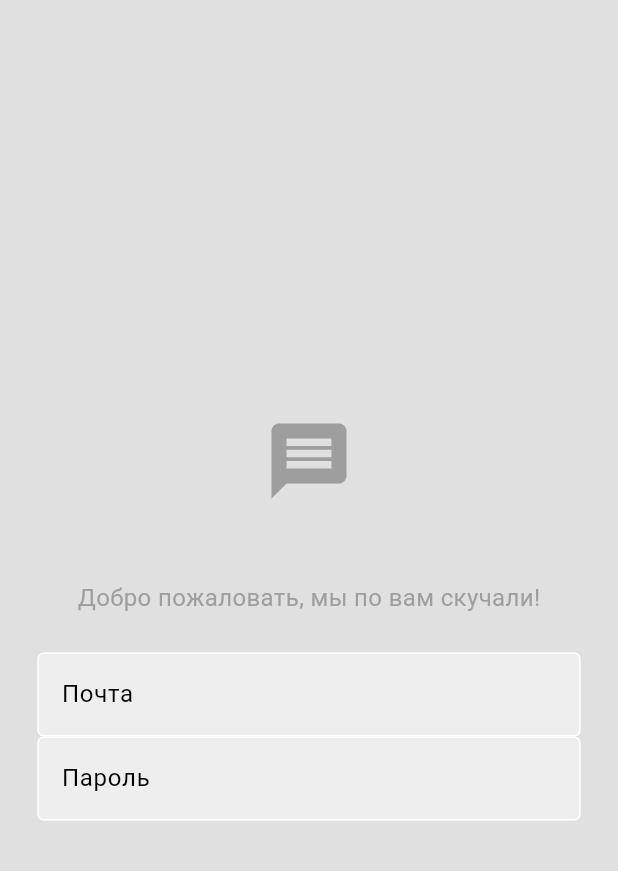
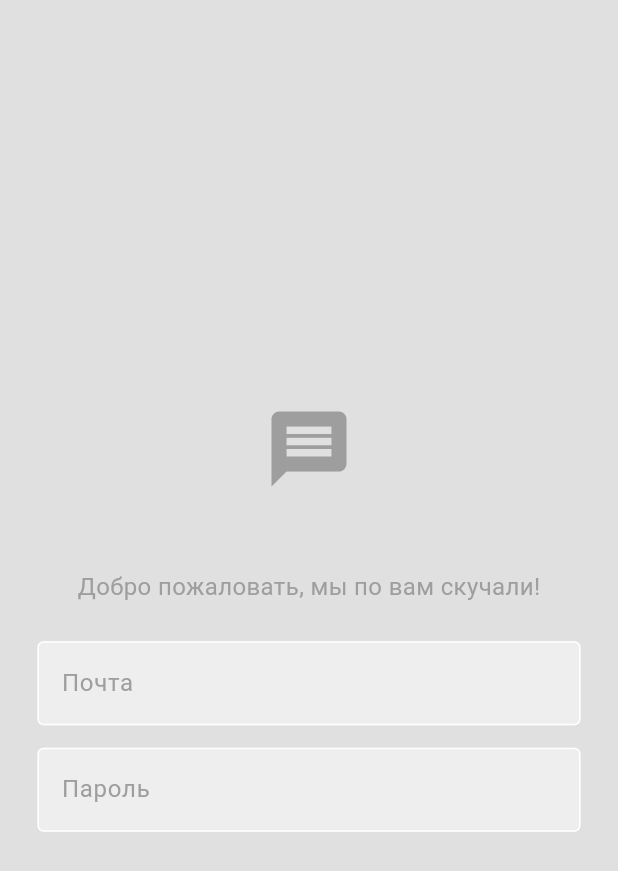
Before and after one commit to kol4egraf0-0/chat_app_dinopr, a Flutter app: the screen it shows after launch, on a phone screen of 412 x 824 dp. Shown: the top 871 px of the screen. Run offline on Flutter 3.47's test engine with Material 3 defaults, Android fonts, the phone set to English and light mode, and no system bars.

Commit message:
edittext update

```diff
--- a/lib/components/my_textfield.dart
+++ b/lib/components/my_textfield.dart
@@ -2,9 +2,13 @@ import 'package:flutter/material.dart';
 
 class MyTextField extends StatelessWidget{
   final String hintText;
+  final bool obscureText;
+
   const MyTextField({
     super.key,
-    required this.hintText});
+    required this.hintText,
+    required this.obscureText
+    });
 
   @override
   Widget build(BuildContext context)
@@ -12,6 +16,7 @@ class MyTextField extends StatelessWidget{
     return Padding(
       padding: const EdgeInsets.symmetric(horizontal: 25.0),
       child: TextField(
+        obscureText: obscureText,
         decoration: InputDecoration(
           enabledBorder: OutlineInputBorder(
             borderSide: BorderSide(color: Theme.of(context).colorScheme.tertiary),
@@ -22,6 +27,7 @@ class MyTextField extends StatelessWidget{
           fillColor: Theme.of(context).colorScheme.secondary,
           filled: true,
           hintText: hintText,
+          hintStyle: TextStyle(color : Theme.of(context).colorScheme.primary)
         ),
       ),
     );
--- a/lib/pages/login_page.dart
+++ b/lib/pages/login_page.dart
@@ -32,10 +32,10 @@ class LoginPage extends StatelessWidget{
 
             const SizedBox(height: 25),
           //email едиттехт
-          MyTextField(hintText: "Почта",),
-
+          MyTextField(hintText: "Почта",obscureText: false,),
+            const SizedBox(height: 15),
           //пароль едит
-          MyTextField(hintText: "Пароль",),
+          MyTextField(hintText: "Пароль",obscureText: true,),
 
           //логин бтн
 
```
